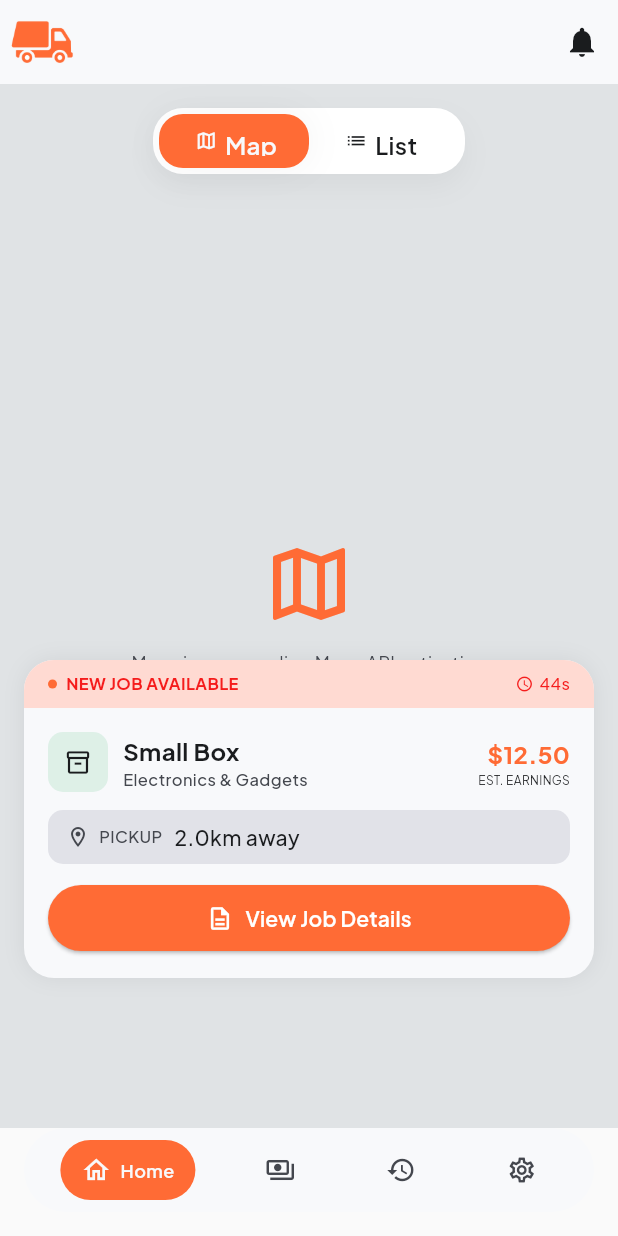
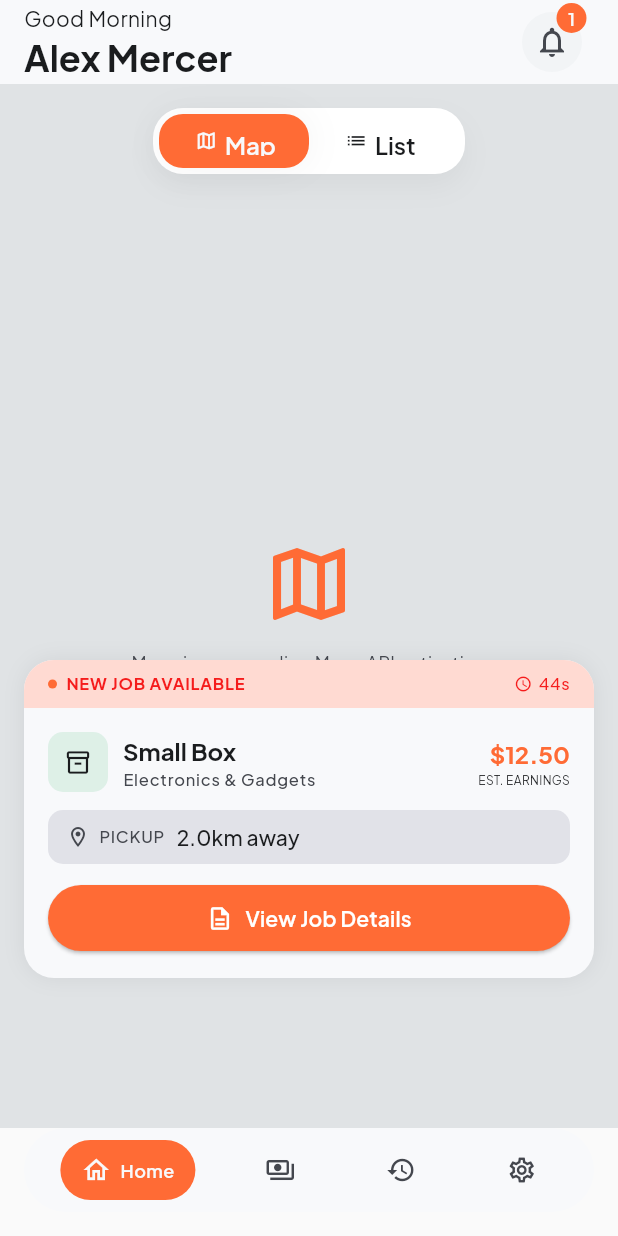
Before and after one commit to Dev-hurl/swiftcel, a Flutter app: the RiderHome screen opened by its route, on a phone screen of 412 x 824 dp. Run offline on Flutter 3.47's test engine with Material 3 defaults, Android fonts, the phone set to English and light mode, and no system bars; our stand-ins replace app_links, cloud_firestore, firebase_analytics, firebase_auth, firebase_core, fl_chart and 3 more; accounts and stored records are empty.

Commit message:
adjust sender home

```diff
--- a/lib/features/rider/presentation/screens/rider_home.dart
+++ b/lib/features/rider/presentation/screens/rider_home.dart
@@ -92,19 +92,59 @@ class _RiderHomeState extends State<RiderHome> {
 
   @override
   Widget build(BuildContext context) {
+    final colorScheme = Theme.of(context).colorScheme;
+    final textTheme = Theme.of(context).textTheme;
+
     return Scaffold(
       appBar: AppBar(
-        leading: Image.asset(
-          'assets/icons/orange transparent logo only.png',
-          width: 60,
-          height: 60,
+        actionsPadding: EdgeInsets.symmetric(horizontal: 24),
+        title: Column(
+          crossAxisAlignment: CrossAxisAlignment.start,
+          children: [
+            Text('Good Morning', style: textTheme.bodyMedium),
+            Text('Alex Mercer', style: textTheme.headlineLarge),
+          ],
         ),
         actions: [
-          IconButton(
-            onPressed: () {
-              context.push('/notifications');
-            },
-            icon: Icon(Icons.notifications),
+          Stack(
+            clipBehavior: Clip.none,
+            children: [
+              Container(
+                height: 40,
+                width: 40,
+                decoration: BoxDecoration(
+                  color: colorScheme.surfaceContainerLowest,
+                  shape: BoxShape.circle,
+                ),
+                child: IconButton(
+                  onPressed: () {
+                    context.push('/notifications');
+                  },
+                  icon: Icon(Icons.notifications_none),
+                  color: colorScheme.onSurfaceVariant,
+                ),
+              ),
+              Positioned(
+                top: -6,
+                right: -3,
+                child: Container(
+                  height: 20,
+                  width: 20,
+                  decoration: BoxDecoration(
+                    color: colorScheme.primary,
+                    shape: BoxShape.circle,
+                  ),
+                  child: Center(
+                    child: Text(
+                      '1',
+                      style: textTheme.labelMedium?.copyWith(
+                        color: colorScheme.surface,
+                      ),
+                    ),
+                  ),
+                ),
+              ),
+            ],
           ),
         ],
       ),
@@ -123,13 +163,13 @@ class _RiderHomeState extends State<RiderHome> {
                           Icon(
                             Icons.map_outlined,
                             size: 64,
-                            color: AppColors.orangePrimary,
+                            color: colorScheme.primary,
                           ),
                           SizedBox(height: 12),
                           Text(
                             'Map view — pending Maps API activation',
                             style: TextStyle(
-                              color: AppColors.onSurfaceVariant,
+                              color: colorScheme.onSurfaceVariant,
                               fontSize: 12,
                             ),
                           ),
@@ -149,11 +189,13 @@ class _RiderHomeState extends State<RiderHome> {
                     child: Container(
                       padding: EdgeInsets.all(4),
                       decoration: BoxDecoration(
-                        color: AppColors.white,
+                        color: colorScheme.surfaceBright,
                         borderRadius: BorderRadius.circular(20),
                         boxShadow: [
                           BoxShadow(
-                            color: AppColors.onSurface.withValues(alpha: 0.05),
+                            color: colorScheme.onSurface.withValues(
+                              alpha: 0.05,
+                            ),
                             blurRadius: 16,
                             offset: Offset(0, 8),
                           ),
@@ -216,6 +258,9 @@ class _ToggleSegment extends StatelessWidget {
 
   @override
   Widget build(BuildContext context) {
+    final colorScheme = Theme.of(context).colorScheme;
+    final textTheme = Theme.of(context).textTheme;
+
     return GestureDetector(
       onTap: onTap,
       child: Container(
@@ -223,12 +268,12 @@ class _ToggleSegment extends StatelessWidget {
         height: 36,
         padding: EdgeInsets.symmetric(horizontal: 24, vertical: 8),
         decoration: BoxDecoration(
-          color: isSelected ? AppColors.orangePrimary : Colors.transparent,
+          color: isSelected ? colorScheme.primary : Colors.transparent,
           borderRadius: BorderRadius.circular(16),
           boxShadow: [
             BoxShadow(
               color: isSelected
-                  ? AppColors.onSurface.withValues(alpha: 0.05)
+                  ? colorScheme.onSurface.withValues(alpha: 0.05)
                   : Colors.transparent,
               blurRadius: 20,
             ),
@@ -239,13 +284,13 @@ class _ToggleSegment extends StatelessWidget {
             Icon(
               icon,
               size: 15,
-              color: isSelected ? AppColors.surface : AppColors.onSurface,
+              color: isSelected ? colorScheme.surface : colorScheme.onSurface,
             ),
             SizedBox(width: 5),
             Text(
               label,
-              style: AppFonts.titleLarge.copyWith(
-                color: isSelected ? AppColors.surface : AppColors.onSurface,
+              style: textTheme.titleLarge?.copyWith(
+                color: isSelected ? colorScheme.surface : colorScheme.onSurface,
               ),
             ),
           ],
@@ -259,21 +304,21 @@ class _JobOfferCard extends StatelessWidget {
   final JobOffer offer;
   final int secondsLeft;
 
-  const _JobOfferCard({
-    required this.offer,
-    required this.secondsLeft,
-  });
+  const _JobOfferCard({required this.offer, required this.secondsLeft});
 
   @override
   Widget build(BuildContext context) {
+    final colorScheme = Theme.of(context).colorScheme;
+    final textTheme = Theme.of(context).textTheme;
+
     return Container(
       margin: EdgeInsets.fromLTRB(16, 0, 16, 100),
       decoration: BoxDecoration(
-        color: AppColors.surface,
+        color: colorScheme.surface,
         borderRadius: BorderRadius.circular(20),
         boxShadow: [
           BoxShadow(
-            color: AppColors.onSurfaceVariant.withValues(alpha: 0.1),
+            color: colorScheme.onSurfaceVariant.withValues(alpha: 0.1),
             blurRadius: 12,
           ),
         ],
@@ -285,7 +330,7 @@ class _JobOfferCard extends StatelessWidget {
             width: double.infinity,
             padding: EdgeInsets.symmetric(horizontal: 16, vertical: 8),
             decoration: BoxDecoration(
-              color: AppColors.orangeContainer,
+              color: colorScheme.tertiary,
               borderRadius: BorderRadius.vertical(top: Radius.circular(20)),
             ),
             child: Row(
@@ -297,15 +342,15 @@ class _JobOfferCard extends StatelessWidget {
                       height: 6,
                       width: 6,
                       decoration: BoxDecoration(
-                        color: AppColors.orangePrimary,
+                        color: colorScheme.primary,
                         shape: BoxShape.circle,
                       ),
                     ),
                     SizedBox(width: 6),
                     Text(
                       'NEW JOB AVAILABLE',
-                      style: AppFonts.labelSmall.copyWith(
-                        color: AppColors.orangeSecondary,
+                      style: textTheme.labelSmall?.copyWith(
+                        color: colorScheme.secondary,
                         fontWeight: FontWeight.w700,
                       ),
                     ),
@@ -316,13 +361,13 @@ class _JobOfferCard extends StatelessWidget {
                     Icon(
                       Icons.access_time,
                       size: 12,
-                      color: AppColors.orangeSecondary,
+                      color: colorScheme.secondary,
                     ),
                     SizedBox(width: 4),
                     Text(
                       '${secondsLeft}s',
-                      style: AppFonts.labelSmall.copyWith(
-                        color: AppColors.orangeSecondary,
+                      style: textTheme.labelSmall?.copyWith(
+                        color: colorScheme.secondary,
                       ),
                     ),
                   ],
@@ -345,7 +390,7 @@ class _JobOfferCard extends StatelessWidget {
                       ),
                       child: Icon(
                         Icons.inventory_2_outlined,
-                        color: AppColors.onSurface,
+                        color: colorScheme.onSurface,
                         size: 18,
                       ),
                     ),
@@ -356,11 +401,11 @@ class _JobOfferCard extends StatelessWidget {
                         children: [
                           Text(
                             offer.category,
-                            style: AppFonts.titleLarge.copyWith(
+                            style: textTheme.titleLarge?.copyWith(
                               fontWeight: FontWeight.bold,
                             ),
                           ),
-                          Text(offer.subCategory, style: AppFonts.labelSmall),
+                          Text(offer.subCategory, style: textTheme.labelSmall),
                         ],
                       ),
                     ),
@@ -369,8 +414,8 @@ class _JobOfferCard extends StatelessWidget {
                       children: [
                         Text(
                           '\$${offer.payout.toStringAsFixed(2)}',
-                          style: AppFonts.titleLarge.copyWith(
-                            color: AppColors.orangePrimary,
+                          style: textTheme.titleLarge?.copyWith(
+                            color: colorScheme.primary,
                             fontWeight: FontWeight.bold,
                           ),
                         ),
@@ -383,7 +428,7 @@ class _JobOfferCard extends StatelessWidget {
                 Container(
                   padding: EdgeInsets.symmetric(horizontal: 12, vertical: 8),
                   decoration: BoxDecoration(
-                    color: AppColors.surfaceVariant,
+                    color: colorScheme.surfaceContainerHigh,
                     borderRadius: BorderRadius.circular(10),
                   ),
                   child: Row(
@@ -391,14 +436,14 @@ class _JobOfferCard extends StatelessWidget {
                       Icon(
                         Icons.location_on_outlined,
                         size: 16,
-                        color: AppColors.onSurfaceVariant,
+                        color: colorScheme.onSurfaceVariant,
                       ),
                       SizedBox(width: 6),
-                      Text('PICKUP', style: AppFonts.labelSmall),
+                      Text('PICKUP', style: textTheme.labelSmall),
                       SizedBox(width: 8),
                       Text(
                         '${offer.distanceKm}km away',
-                        style: AppFonts.titleSmall,
+                        style: textTheme.titleSmall,
                       ),
                     ],
                   ),
@@ -412,16 +457,16 @@ class _JobOfferCard extends StatelessWidget {
                     icon: Icon(
                       Icons.description_outlined,
                       size: 18,
-                      color: AppColors.white,
+                      color: colorScheme.surfaceBright,
                     ),
                     label: Text(
                       'View Job Details',
-                      style: AppFonts.labelLarge.copyWith(
-                        color: AppColors.white,
+                      style: textTheme.labelLarge?.copyWith(
+                        color: colorScheme.surfaceBright,
                       ),
                     ),
                     style: ElevatedButton.styleFrom(
-                      backgroundColor: AppColors.orangePrimary,
+                      backgroundColor: colorScheme.primary,
                       padding: EdgeInsets.symmetric(vertical: 12),
                       shape: RoundedRectangleBorder(
                         borderRadius: BorderRadius.circular(24),
@@ -441,14 +486,15 @@ class _JobOfferCard extends StatelessWidget {
 class _JobListView extends StatelessWidget {
   final List<JobOffer> offers;
 
-  const _JobListView({
-    required this.offers,
-  });
+  const _JobListView({required this.offers});
 
   @override
   Widget build(BuildContext context) {
+    final colorScheme = Theme.of(context).colorScheme;
+    final textTheme = Theme.of(context).textTheme;
+
     return Container(
-      color: AppColors.surface,
+      color: colorScheme.surface,
       child: ListView.builder(
         padding: EdgeInsets.fromLTRB(16, 70, 16, 16),
         itemCount: offers.length,
@@ -460,11 +506,11 @@ class _JobListView extends StatelessWidget {
               margin: EdgeInsets.only(bottom: 12),
               padding: EdgeInsets.all(14),
               decoration: BoxDecoration(
-                color: AppColors.white,
+                color: colorScheme.surfaceBright,
                 borderRadius: BorderRadius.circular(16),
                 boxShadow: [
                   BoxShadow(
-                    color: AppColors.onSurface.withValues(alpha: 0.05),
+                    color: colorScheme.onSurface.withValues(alpha: 0.05),
                     blurRadius: 6,
                   ),
                 ],
@@ -475,13 +521,13 @@ class _JobListView extends StatelessWidget {
                     height: 40,
                     width: 40,
                     decoration: BoxDecoration(
-                      color: AppColors.greyBg,
+                      color: colorScheme.surfaceContainerLowest,
                       borderRadius: BorderRadius.circular(10),
                     ),
                     child: Icon(
                       Icons.inventory_2_outlined,
                       size: 18,
-                      color: AppColors.orangeSecondary,
+                      color: colorScheme.secondary,
                     ),
                   ),
                   SizedBox(width: 10),
@@ -500,7 +546,7 @@ class _JobListView extends StatelessWidget {
                           '${offer.distanceKm}km away · Deliver by ${offer.deliverByTime}',
                           style: TextStyle(
                             fontSize: 11,
-                            color: AppColors.onSurface,
+                            color: colorScheme.onSurface,
                           ),
                         ),
                       ],
@@ -509,7 +555,7 @@ class _JobListView extends StatelessWidget {
                   Text(
                     '\$${offer.payout.toStringAsFixed(2)}',
                     style: TextStyle(
-                      color: Color(0xFFD32F2F),
+                      color: colorScheme.secondary,
                       fontWeight: FontWeight.bold,
                     ),
                   ),
--- a/lib/features/sender/presentation/screens/sender_home.dart
+++ b/lib/features/sender/presentation/screens/sender_home.dart
@@ -116,8 +116,8 @@ class _SenderHomeState extends State<SenderHome> {
                 ),
               ),
               Positioned(
-                top: -8,
-                right: -2,
+                 top: -6,
+                right: -3,
                 child: Container(
                   height: 20,
                   width: 20,
```
